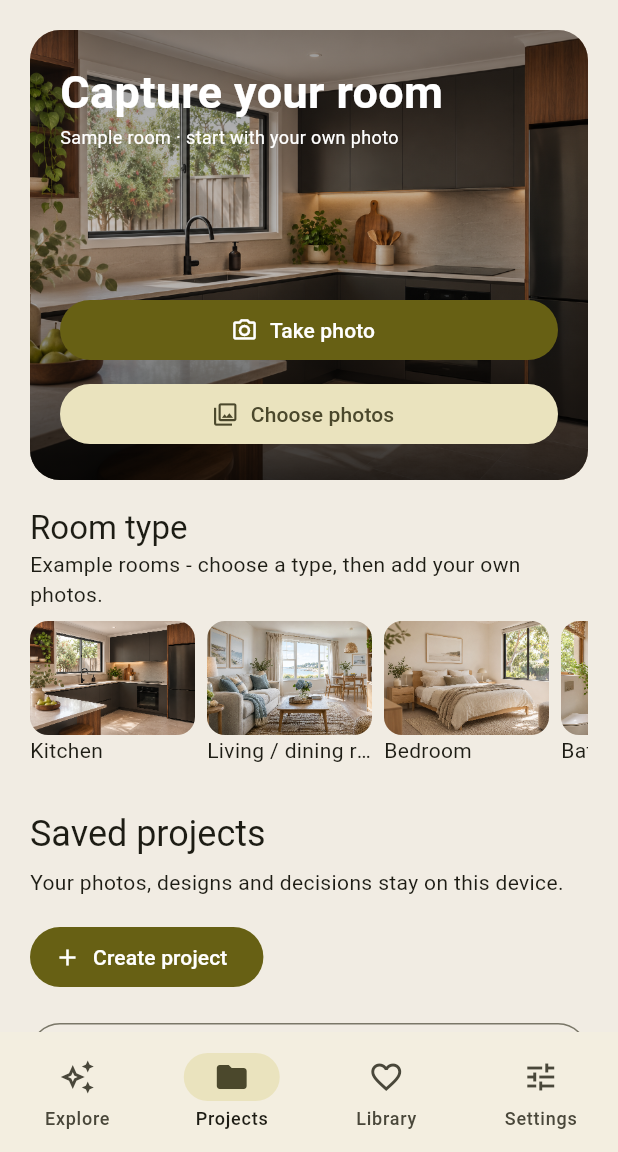
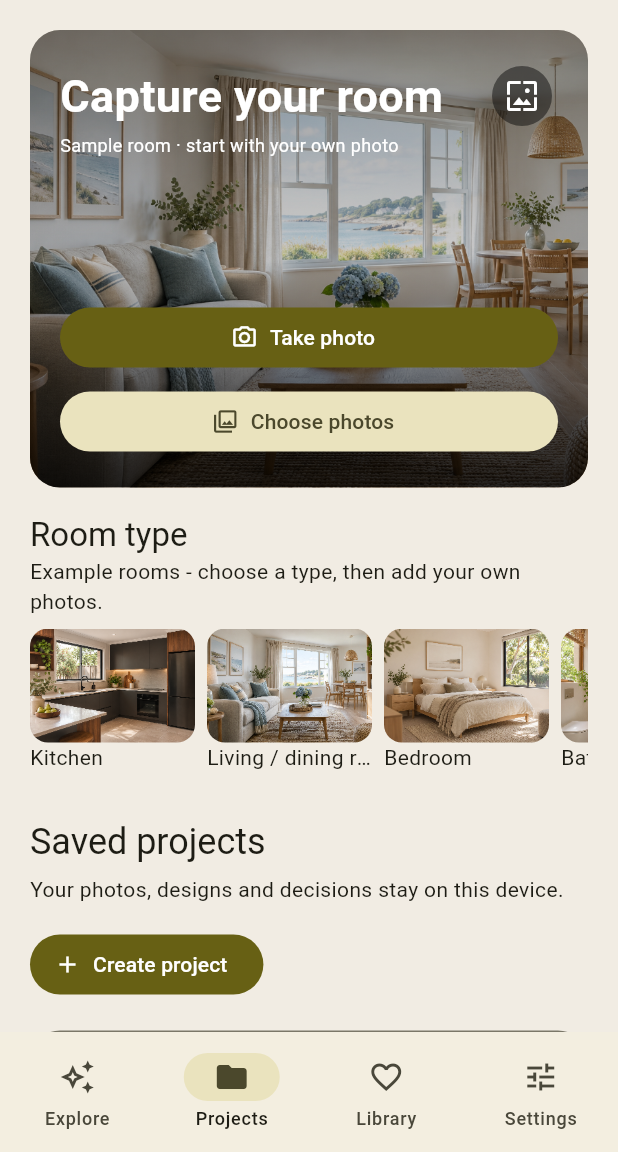
Before and after one commit to dbrazil57-gmail/renovation_ai, a Flutter app: the screen it shows after launch, on a phone screen of 412 x 824 dp, the part 84-1236 px from its top. Run offline on Flutter 3.47's test engine with Material 3 defaults, Android fonts, the phone set to English and light mode, and no system bars; our stand-ins replace camera, cross_file, hive_ce, hive_ce_flutter, image_picker, material_ui and 1 more; missing offline and left inert: dart:js_interop; accounts and stored records are empty.

Commit message:
Use an app sample home cover and let users choose their own

```diff
--- a/lib/focus_workspace.dart
+++ b/lib/focus_workspace.dart
@@ -271,30 +271,39 @@ class FocusVersionThumbnail extends StatelessWidget {
 
 class FocusHomeHero extends StatelessWidget {
   final Uint8List? image;
+  final String imageAsset;
   final VoidCallback? takePhoto;
+  final VoidCallback? changeCover;
   final VoidCallback choosePhotos;
   const FocusHomeHero({
     super.key,
     this.image,
+    this.imageAsset = 'assets/inspiration/coastal-living.png',
     this.takePhoto,
+    this.changeCover,
     required this.choosePhotos,
   });
   @override
   Widget build(BuildContext context) => ClipRRect(
     borderRadius: BorderRadius.circular(20),
-    child: SizedBox(
-      height: 300 * MediaQuery.textScalerOf(context).scale(1).clamp(1.0, 2.0),
     child: Stack(
-        fit: StackFit.expand,
       children: [
-          image == null
-              ? Image.asset(
-                  'assets/inspiration/charcoal-kitchen.png',
+        Positioned.fill(
+          child: image == null
+              ? Image.asset(imageAsset, cacheWidth: 1000, fit: BoxFit.cover)
+              : Image.memory(
+                  image!,
                   cacheWidth: 1000,
                   fit: BoxFit.cover,
-                )
-              : Image.memory(image!, cacheWidth: 1000, fit: BoxFit.cover),
-          const DecoratedBox(
+                  errorBuilder: (_, _, _) => Image.asset(
+                    imageAsset,
+                    cacheWidth: 1000,
+                    fit: BoxFit.cover,
+                  ),
+                ),
+        ),
+        const Positioned.fill(
+          child: DecoratedBox(
             decoration: BoxDecoration(
               gradient: LinearGradient(
                 begin: Alignment.topCenter,
@@ -307,12 +316,19 @@ class FocusHomeHero extends StatelessWidget {
               ),
             ),
           ),
-          Padding(
+        ),
+        ConstrainedBox(
+          constraints: const BoxConstraints(minHeight: 300),
+          child: Padding(
             padding: const EdgeInsets.all(20),
             child: Column(
+              mainAxisSize: MainAxisSize.min,
               crossAxisAlignment: CrossAxisAlignment.start,
               children: [
-                const Text(
+                Row(
+                  children: [
+                    Expanded(
+                      child: const Text(
                         'Capture your room',
                         style: TextStyle(
                           color: Colors.white,
@@ -320,13 +336,26 @@ class FocusHomeHero extends StatelessWidget {
                           fontWeight: FontWeight.w600,
                         ),
                       ),
+                    ),
+                    if (changeCover != null)
+                      IconButton(
+                        tooltip: 'Change home cover',
+                        onPressed: changeCover,
+                        style: IconButton.styleFrom(
+                          foregroundColor: Colors.white,
+                          backgroundColor: Colors.black45,
+                        ),
+                        icon: const Icon(Icons.wallpaper_outlined),
+                      ),
+                  ],
+                ),
                 Text(
                   image == null
                       ? 'Sample room · start with your own photo'
-                      : 'Your saved room · ready for another idea',
+                      : 'Your chosen cover',
                   style: const TextStyle(color: Colors.white, fontSize: 12),
                 ),
-                const Spacer(),
+                const SizedBox(height: 96),
                 if (takePhoto != null) ...[
                   SizedBox(
                     width: double.infinity,
@@ -349,8 +378,8 @@ class FocusHomeHero extends StatelessWidget {
               ],
             ),
           ),
+        ),
       ],
-      ),
     ),
   );
 }
--- a/lib/screens.dart
+++ b/lib/screens.dart
@@ -32,6 +32,7 @@ import 'focus_workspace.dart';
 import 'room_features.dart';
 import 'room_camera.dart';
 import 'camera_room_view.dart';
+import 'home_cover_widgets.dart';
 
 Widget roomEntry(RenovisionStore store, RenovationRoom room) =>
     room.setupComplete
@@ -453,9 +454,11 @@ class ProjectsTab extends StatelessWidget {
     builder: (context, _) => PageFrame(
       children: [
         FocusHomeHero(
-          image: store.resumeRoom == null
+          image: store.homeCoverImageId == null
               ? null
-              : store.imageFor(store.resumeRoom!.primaryId),
+              : store.imageFor(store.homeCoverImageId!),
+          imageAsset: store.homeCoverAsset,
+          changeCover: () => chooseHomeCover(context, store),
           takePhoto: supportsRoomCamera
               ? () => _start(context, camera: true)
               : null,
@@ -1061,6 +1064,7 @@ class SettingsTab extends StatelessWidget {
           title: const Text('AI connection and models'),
           children: [AiConnectionCard(ai: store.ai)],
         ),
+        HomeCoverSettingsCard(store: store),
         ?roomSaving,
         Text('Save and restore', style: Theme.of(context).textTheme.titleLarge),
         const Text(
--- a/lib/store.dart
+++ b/lib/store.dart
@@ -12,6 +12,7 @@ import 'design_palettes.dart';
 import 'design_styles.dart';
 import 'room_features.dart';
 import 'project_documents.dart';
+import 'room_starters.dart';
 
 /// Stage 1 local-only prototype storage. Photos are kept in a dedicated box.
 /// For production-scale image libraries, move large originals to app-private
@@ -94,6 +95,59 @@ class RenovisionStore extends ChangeNotifier {
   Future<void> rememberRoom(String roomId) async {
     if (roomById(roomId) == null) return;
     await records.put('settings:resume', {'roomId': roomId});
+    notifyListeners();
+  }
+
+  static const defaultHomeCoverSampleId = 'coastal_living';
+
+  String get homeCoverSampleId {
+    final saved = records.get('settings:home_cover');
+    final id = saved is Map ? saved['sampleId'] : null;
+    return roomStarters.any((sample) => sample.id == id)
+        ? id as String
+        : defaultHomeCoverSampleId;
+  }
+
+  String get homeCoverAsset =>
+      roomStarters.firstWhere((sample) => sample.id == homeCoverSampleId).asset;
+
+  bool _validHomeCoverImage(String roomId, String imageId) {
+    final room = roomById(roomId);
+    return room != null &&
+        projectById(room.projectId) != null &&
+        imageFor(imageId) != null &&
+        (room.photoIds.contains(imageId) ||
+            designsFor(roomId).any((design) => design.imageId == imageId));
+  }
+
+  String? get homeCoverImageId {
+    final saved = records.get('settings:home_cover');
+    if (saved is! Map ||
+        saved['roomId'] is! String ||
+        saved['imageId'] is! String) {
+      return null;
+    }
+    return _validHomeCoverImage(saved['roomId'], saved['imageId'])
+        ? saved['imageId'] as String
+        : null;
+  }
+
+  Future<void> setHomeCoverSample(String id) async {
+    if (!roomStarters.any((sample) => sample.id == id)) {
+      throw ArgumentError('Choose an app example.');
+    }
+    await records.put('settings:home_cover', {'sampleId': id});
+    notifyListeners();
+  }
+
+  Future<void> setHomeCoverImage(String roomId, String imageId) async {
+    if (!_validHomeCoverImage(roomId, imageId)) {
+      throw ArgumentError('Choose an available room photo or design.');
+    }
+    await records.put('settings:home_cover', {
+      'roomId': roomId,
+      'imageId': imageId,
+    });
     notifyListeners();
   }
 
```
Also changed, not shown: lib/home_cover_widgets.dart (added, +240 -0 lines), 5 other files. Lines whose indentation alone changed are shown as unchanged.
